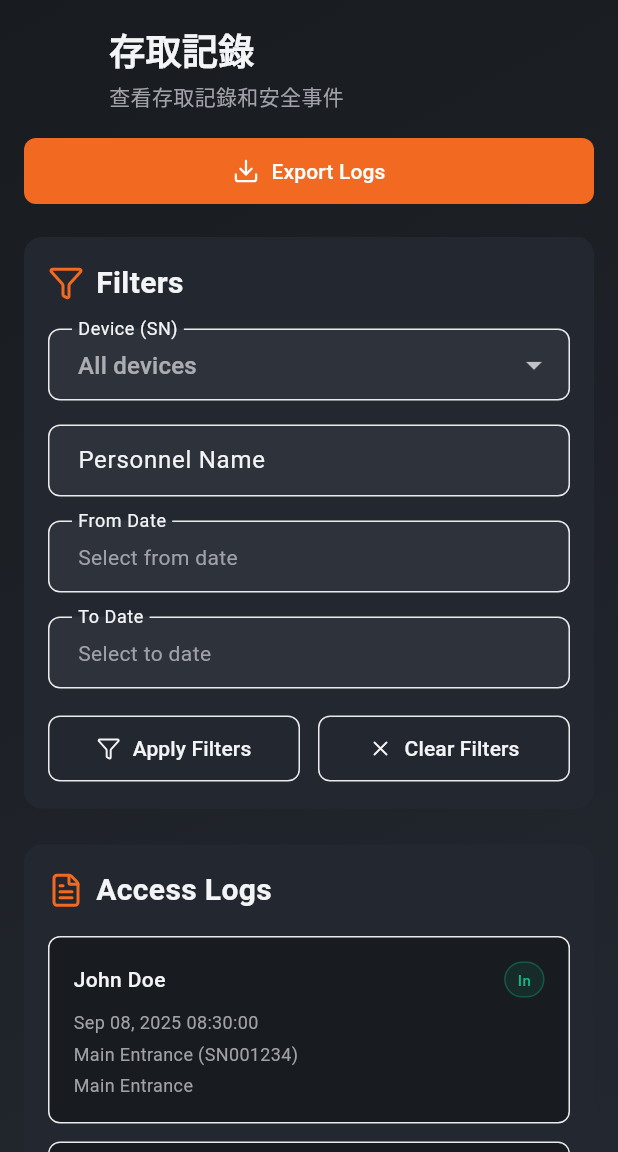
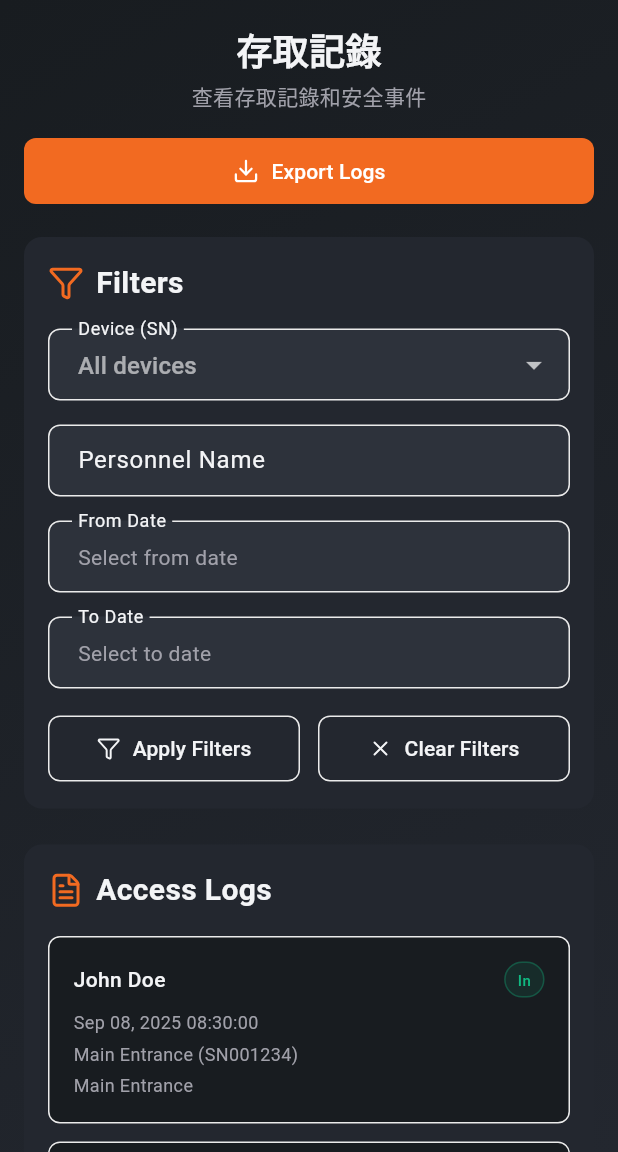
Before and after one commit to Rashid-Mahmood501/door-access-system-mobile-app, a Flutter app: the AccessLogPage screen opened directly, on a phone screen of 412 x 824 dp, the part 84-1236 px from its top. Run offline on Flutter 3.47's test engine with Material 3 defaults, Android fonts, the light colour scheme and no system bars; our stand-ins replace file_picker, lucide_icons, shared_preferences; accounts and stored records are empty.

Commit message:
fix styling

```diff
--- a/lib/screens/access_log_page.dart
+++ b/lib/screens/access_log_page.dart
@@ -189,9 +189,9 @@ class _AccessLogPageState extends State<AccessLogPage> {
             children: [
               // Header Section
               Container(
-                 padding: const EdgeInsets.fromLTRB(0, 16, 110, 0),
+                 padding: const EdgeInsets.fromLTRB(0, 16, 0, 0),
                 child: Column(
-                  crossAxisAlignment: CrossAxisAlignment.start,
+                  crossAxisAlignment: CrossAxisAlignment.center,
                   children: [
                     Text(
                       AppLocalizations.of(context)!.accessLog,
--- a/lib/screens/backup_page.dart
+++ b/lib/screens/backup_page.dart
@@ -178,9 +178,9 @@ class _BackupPageState extends State<BackupPage> {
             children: [
               // Header Section
               Container(
-                padding: const EdgeInsets.fromLTRB(20, 0, 65, 0),
+                padding: const EdgeInsets.fromLTRB(0, 0, 0, 0),
                 child: Column(
-                  crossAxisAlignment: CrossAxisAlignment.start,
+                  crossAxisAlignment: CrossAxisAlignment.center,
                   children: [
                     Text(
                       AppLocalizations.of(context)!.backup,
--- a/lib/screens/devices_page.dart
+++ b/lib/screens/devices_page.dart
@@ -113,9 +113,9 @@ class _DevicesPageState extends State<DevicesPage> {
         children: [
           // Header Section
           Container(
-            padding: const EdgeInsets.fromLTRB(0, 16, 65, 16),
+            padding: const EdgeInsets.fromLTRB(0, 16, 0, 16),
             child: Column(
-              crossAxisAlignment: CrossAxisAlignment.start,
+              crossAxisAlignment: CrossAxisAlignment.center,
               children: [
                 Text(
                   AppLocalizations.of(context)!.devices,
--- a/lib/screens/personnel_page.dart
+++ b/lib/screens/personnel_page.dart
@@ -115,9 +115,9 @@ class _PersonnelPageState extends State<PersonnelPage> {
         children: [
           // Header Section
           Container(
-            padding: const EdgeInsets.fromLTRB(0, 16, 65, 16),
+            padding: const EdgeInsets.fromLTRB(0, 16, 0, 16),
             child: Column(
-              crossAxisAlignment: CrossAxisAlignment.start,
+              crossAxisAlignment: CrossAxisAlignment.center,
               children: [
                 Text(
                   AppLocalizations.of(context)!.personnel,
--- a/lib/screens/settings_page.dart
+++ b/lib/screens/settings_page.dart
@@ -238,11 +238,11 @@ class _SettingsPageState extends State<SettingsPage> {
             children: [
               // Header Section
               Container(
-                padding: const EdgeInsets.fromLTRB(0, 0, 260, 0),
+                padding: const EdgeInsets.fromLTRB(0, 0, 0, 0),
                 child: Text(
                   AppLocalizations.of(context)!.settings,
                   style: AppTheme.heading2,
-                  textAlign: TextAlign.left,
+                  textAlign: TextAlign.center,
                 ),
               ),
 
```
